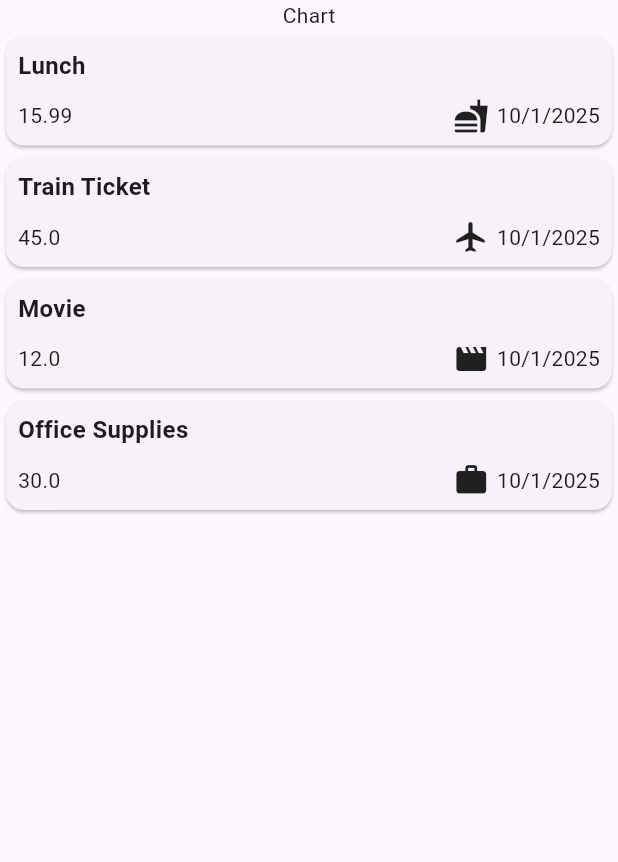
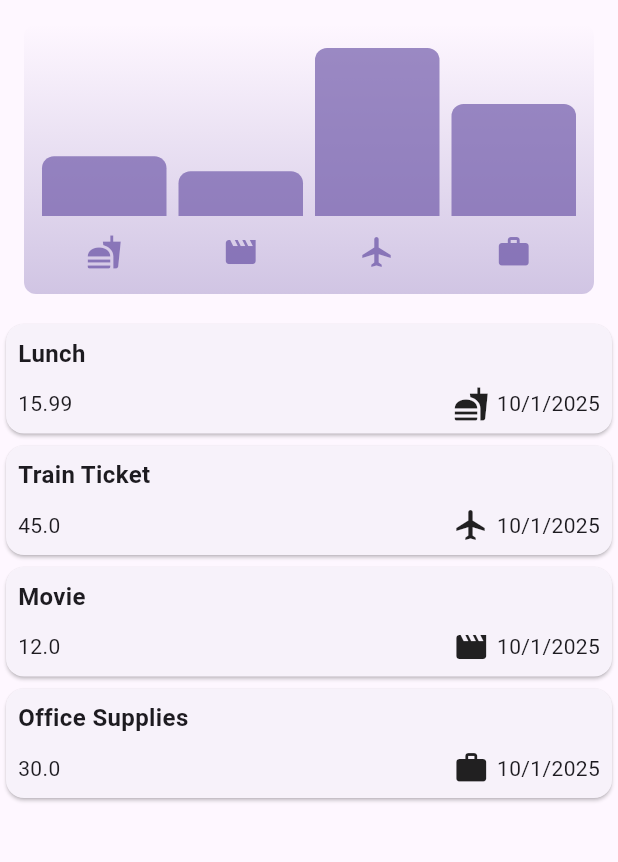
Before and after one commit to jobstefan773/expense_tracker, a Flutter app: the screen it shows after launch, on a phone screen of 412 x 824 dp, the part 84-946 px from its top. Run offline on Flutter 3.47's test engine with Material 3 defaults, Android fonts, the phone set to English and light mode, and no system bars.

Commit message:
Add Chart and ChartBar widgets to visualize expense data by category

```diff
--- a/lib/expense.dart
+++ b/lib/expense.dart
@@ -2,6 +2,7 @@ import 'package:expense_tracker/new_expense.dart';
 import 'package:expense_tracker/widgets/expense_item_widget.dart';
 import 'package:flutter/material.dart';
 import 'model/expense_item.dart';
+import 'package:expense_tracker/widgets/chart/chart.dart';
 
 class Expense extends StatefulWidget {
   const Expense({super.key});
@@ -100,7 +101,9 @@ class _ExpenseState extends State<Expense> {
       body: Column(
         mainAxisAlignment: MainAxisAlignment.center,
         children: [
-          const Text("Chart"),
+          Chart(
+            expenses: expenseItems,
+          ),
           expenseItems.isEmpty
               ? const Center(child: Text("No expenses yet, add some!"))
               : Expanded(
--- a/lib/model/expense_item.dart
+++ b/lib/model/expense_item.dart
@@ -37,7 +37,7 @@ class ExpenseItem {
 }
 
 class ExpenseBucket {
-  final Category category;
+  final ExpenseCategory category;
   final List<ExpenseItem> expenses;
 
   ExpenseBucket({required this.category, required this.expenses});
--- /dev/null
+++ b/lib/widgets/chart/chart.dart
@@ -0,0 +1,94 @@
+import 'package:flutter/material.dart';
+
+import 'package:expense_tracker/widgets/chart/chart_bar.dart';
+import 'package:expense_tracker/model/expense_item.dart';
+
+class Chart extends StatelessWidget {
+  const Chart({super.key, required this.expenses});
+
+  final List<ExpenseItem> expenses;
+
+  List<ExpenseBucket> get buckets {
+    return [
+      ExpenseBucket.forCategory(expenses, ExpenseCategory.food),
+      ExpenseBucket.forCategory(expenses, ExpenseCategory.leisure),
+      ExpenseBucket.forCategory(expenses, ExpenseCategory.travel),
+      ExpenseBucket.forCategory(expenses, ExpenseCategory.work),
+    ];
+  }
+
+  double get maxTotalExpense {
+    double maxTotalExpense = 0;
+
+    for (final bucket in buckets) {
+      if (bucket.totalExpenses > maxTotalExpense) {
+        maxTotalExpense = bucket.totalExpenses;
+      }
+    }
+
+    return maxTotalExpense;
+  }
+
+  @override
+  Widget build(BuildContext context) {
+    final isDarkMode =
+        MediaQuery.of(context).platformBrightness == Brightness.dark;
+    return Container(
+      margin: const EdgeInsets.all(16),
+      padding: const EdgeInsets.symmetric(
+        vertical: 16,
+        horizontal: 8,
+      ),
+      width: double.infinity,
+      height: 180,
+      decoration: BoxDecoration(
+        borderRadius: BorderRadius.circular(8),
+        gradient: LinearGradient(
+          colors: [
+            Theme.of(context).colorScheme.primary.withOpacity(0.3),
+            Theme.of(context).colorScheme.primary.withOpacity(0.0),
+          ],
+          begin: Alignment.bottomCenter,
+          end: Alignment.topCenter,
+        ),
+      ),
+      child: Column(
+        children: [
+          Expanded(
+            child: Row(
+              crossAxisAlignment: CrossAxisAlignment.end,
+              children: [
+                for (final bucket in buckets)
+                  ChartBar(
+                    fill: bucket.totalExpenses == 0
+                        ? 0
+                        : bucket.totalExpenses / maxTotalExpense,
+                  ),
+              ],
+            ),
+          ),
+          const SizedBox(height: 12),
+          Row(
+            children: buckets
+                .map(
+                  (bucket) => Expanded(
+                    child: Padding(
+                      padding: const EdgeInsets.symmetric(horizontal: 4),
+                      child: Icon(
+                        categoryIcons[bucket.category],
+                        color: isDarkMode
+                            ? Theme.of(context).colorScheme.secondary
+                            : Theme.of(
+                                context,
+                              ).colorScheme.primary.withOpacity(0.7),
+                      ),
+                    ),
+                  ),
+                )
+                .toList(),
+          ),
+        ],
+      ),
+    );
+  }
+}
--- /dev/null
+++ b/lib/widgets/chart/chart_bar.dart
@@ -0,0 +1,34 @@
+import 'package:flutter/material.dart';
+
+class ChartBar extends StatelessWidget {
+  const ChartBar({
+    super.key,
+    required this.fill,
+  });
+
+  final double fill;
+
+  @override
+  Widget build(BuildContext context) {
+    final isDarkMode =
+        MediaQuery.of(context).platformBrightness == Brightness.dark;
+    return Expanded(
+      child: Padding(
+        padding: const EdgeInsets.symmetric(horizontal: 4),
+        child: FractionallySizedBox(
+          heightFactor: fill,
+          child: DecoratedBox(
+            decoration: BoxDecoration(
+              shape: BoxShape.rectangle,
+              borderRadius:
+                  const BorderRadius.vertical(top: Radius.circular(8)),
+              color: isDarkMode
+                  ? Theme.of(context).colorScheme.secondary
+                  : Theme.of(context).colorScheme.primary.withOpacity(0.65),
+            ),
+          ),
+        ),
+      ),
+    );
+  }
+}
```
